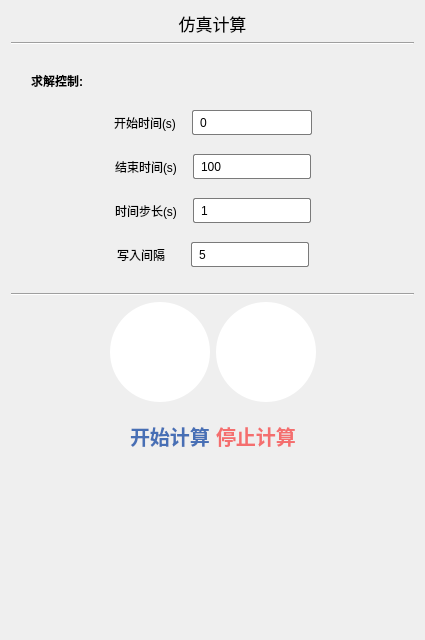
First picture: the form in src/FormRun.ui, repository Aiopr-bits/MAVES, before the edit.
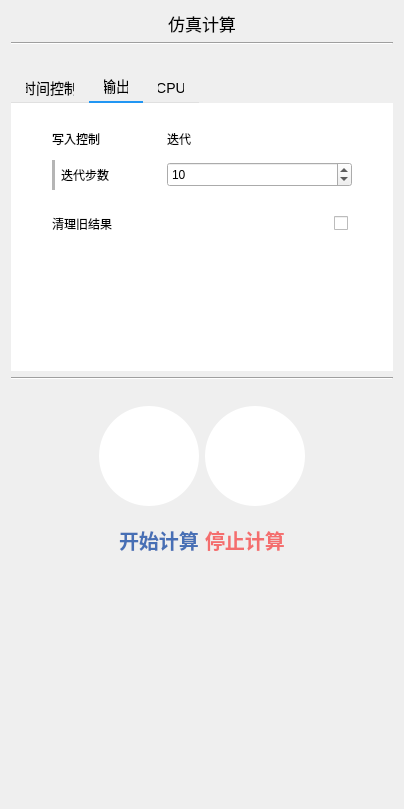
Second picture: the form after the edit. The open tabs and pages were chosen to show the change. Icons and pictures are not drawn. Custom widgets are drawn as their Qt base class.

Commit message: feat：求解计算子面板界面设计重构

What changed in the file:
```diff
--- a/src/FormRun.ui
+++ b/src/FormRun.ui
@@ -6,16 +6,16 @@
    <rect>
     <x>0</x>
     <y>0</y>
-    <width>425</width>
-    <height>640</height>
+    <width>404</width>
+    <height>809</height>
    </rect>
   </property>
   <property name="windowTitle">
    <string>FormRun</string>
   </property>
-  <layout class="QGridLayout" name="gridLayout">
+  <layout class="QGridLayout" name="gridLayout_3">
    <item row="0" column="0">
-    <layout class="QVBoxLayout" name="verticalLayout">
+    <layout class="QVBoxLayout" name="verticalLayout_3">
      <item>
       <widget class="QLabel" name="label">
        <property name="font">
@@ -33,6 +33,9 @@
      </item>
      <item>
       <widget class="Line" name="line">
+       <property name="styleSheet">
+        <string notr="true"/>
+       </property>
        <property name="orientation">
         <enum>Qt::Horizontal</enum>
        </property>
@@ -55,68 +58,85 @@
       </spacer>
      </item>
      <item>
-      <layout class="QHBoxLayout" name="horizontalLayout_5">
-       <item>
-        <spacer name="horizontalSpacer_10">
-         <property name="orientation">
-          <enum>Qt::Horizontal</enum>
-         </property>
-         <property name="sizeType">
-          <enum>QSizePolicy::Fixed</enum>
-         </property>
-         <property name="sizeHint" stdset="0">
+      <widget class="QTabWidget" name="tabWidget">
+       <property name="minimumSize">
           <size>
-           <width>20</width>
-           <height>20</height>
-          </size>
-         </property>
-        </spacer>
-       </item>
-       <item>
-        <widget class="QLabel" name="label_5">
-         <property name="font">
-          <font>
-           <pointsize>9</pointsize>
-           <weight>75</weight>
-           <bold>true</bold>
-          </font>
-         </property>
-         <property name="text">
-          <string>求解控制:</string>
-         </property>
-        </widget>
-       </item>
-       <item>
-        <spacer name="horizontalSpacer_9">
-         <property name="orientation">
-          <enum>Qt::Horizontal</enum>
-         </property>
-         <property name="sizeHint" stdset="0">
+         <width>0</width>
+         <height>300</height>
+        </size>
+       </property>
+       <property name="maximumSize">
           <size>
-           <width>40</width>
-           <height>20</height>
-          </size>
-         </property>
-        </spacer>
-       </item>
-      </layout>
-     </item>
-     <item>
-      <spacer name="verticalSpacer_4">
-       <property name="orientation">
-        <enum>Qt::Vertical</enum>
+         <width>16777215</width>
+         <height>300</height>
+        </size>
+       </property>
+       <property name="styleSheet">
+        <string notr="true">QTabWidget {
+    background: transparent;
+    border: none;
+}
+
+QTabWidget::pane {
+    background: #ffffff;
+    border: none;
+    padding: 10px;
+}
+
+QTabBar::tab {
+    min-height: 20px;
+    padding: 5px 15px;
+    background: transparent;
+    border: none;
+    font-size: 14px;
+}
+
+QTabBar::tab:hover {
+    color: #333333;
+    background: rgba(0, 0, 0, 0.05);
+}
+
+QTabBar::tab:selected {
+    Acolor: #5D94F1;
+    background: transparent;
+    border-bottom: 2px solid #2196F3;
+}
+
+QTabBar::tab:!selected {
+    margin-top: 2px;
+}
+
+QTabWidget::tab-bar {
+    alignment: left;
+    background: transparent;
+}
+
+QTabBar {
+    qproperty-drawBase: 0;
+    border-bottom: 1px solid #e0e0e0;
+}
+
+QTabBar::close-button {
+    image: url(close.png);
+    background: transparent;
+    margin: 2px;
+}
+
+QTabBar::close-button:hover {
+    background: rgba(0, 0, 0, 0.1);
+    border-radius: 2px;
+}</string>
        </property>
-       <property name="sizeType">
-        <enum>QSizePolicy::Fixed</enum>
+       <property name="currentIndex">
+        <number>0</number>
        </property>
-       <property name="sizeHint" stdset="0">
-        <size>
-         <width>18</width>
-         <height>13</height>
-        </size>
-       </property>
-      </spacer>
-     </item>
+       <widget class="QWidget" name="tab">
+        <attribute name="title">
+         <string>时间控制</string>
+        </attribute>
+        <layout class="QGridLayout" name="gridLayout">
+         <item row="0" column="0">
+          <layout class="QVBoxLayout" name="verticalLayout">
      <item>
       <layout class="QHBoxLayout" name="horizontalLayout">
        <item>
@@ -124,9 +144,12 @@
          <property name="orientation">
           <enum>Qt::Horizontal</enum>
          </property>
+               <property name="sizeType">
+                <enum>QSizePolicy::Fixed</enum>
+               </property>
          <property name="sizeHint" stdset="0">
           <size>
-           <width>40</width>
+                 <width>20</width>
            <height>20</height>
           </size>
          </property>
@@ -134,6 +157,18 @@
        </item>
        <item>
         <widget class="QLabel" name="label_2">
+               <property name="minimumSize">
+                <size>
+                 <width>100</width>
+                 <height>30</height>
+                </size>
+               </property>
+               <property name="maximumSize">
+                <size>
+                 <width>100</width>
+                 <height>30</height>
+                </size>
+               </property>
          <property name="text">
           <string>开始时间(s)</string>
          </property>
@@ -159,13 +194,13 @@
         <widget class="QLineEdit" name="lineEdit">
          <property name="minimumSize">
           <size>
-           <width>120</width>
+                 <width>0</width>
            <height>25</height>
           </size>
          </property>
          <property name="maximumSize">
           <size>
-           <width>120</width>
+                 <width>16777215</width>
            <height>25</height>
           </size>
          </property>
@@ -191,9 +226,12 @@
          <property name="orientation">
           <enum>Qt::Horizontal</enum>
          </property>
+               <property name="sizeType">
+                <enum>QSizePolicy::Fixed</enum>
+               </property>
          <property name="sizeHint" stdset="0">
           <size>
-           <width>40</width>
+                 <width>20</width>
            <height>20</height>
           </size>
          </property>
@@ -224,9 +262,12 @@
          <property name="orientation">
           <enum>Qt::Horizontal</enum>
          </property>
+               <property name="sizeType">
+                <enum>QSizePolicy::Fixed</enum>
+               </property>
          <property name="sizeHint" stdset="0">
           <size>
-           <width>40</width>
+                 <width>20</width>
            <height>20</height>
           </size>
          </property>
@@ -234,6 +275,18 @@
        </item>
        <item>
         <widget class="QLabel" name="label_3">
+               <property name="minimumSize">
+                <size>
+                 <width>100</width>
+                 <height>30</height>
+                </size>
+               </property>
+               <property name="maximumSize">
+                <size>
+                 <width>100</width>
+                 <height>30</height>
+                </size>
+               </property>
          <property name="text">
           <string>结束时间(s)</string>
          </property>
@@ -291,9 +344,12 @@
          <property name="orientation">
           <enum>Qt::Horizontal</enum>
          </property>
+               <property name="sizeType">
+                <enum>QSizePolicy::Fixed</enum>
+               </property>
          <property name="sizeHint" stdset="0">
           <size>
-           <width>40</width>
+                 <width>20</width>
            <height>20</height>
           </size>
          </property>
@@ -324,9 +380,12 @@
          <property name="orientation">
           <enum>Qt::Horizontal</enum>
          </property>
+               <property name="sizeType">
+                <enum>QSizePolicy::Fixed</enum>
+               </property>
          <property name="sizeHint" stdset="0">
           <size>
-           <width>40</width>
+                 <width>20</width>
            <height>20</height>
           </size>
          </property>
@@ -334,6 +393,18 @@
        </item>
        <item>
         <widget class="QLabel" name="label_4">
+               <property name="minimumSize">
+                <size>
+                 <width>100</width>
+                 <height>30</height>
+                </size>
+               </property>
+               <property name="maximumSize">
+                <size>
+                 <width>100</width>
+                 <height>30</height>
+                </size>
+               </property>
          <property name="text">
           <string>时间步长(s)</string>
          </property>
@@ -391,9 +462,12 @@
          <property name="orientation">
           <enum>Qt::Horizontal</enum>
          </property>
+               <property name="sizeType">
+                <enum>QSizePolicy::Fixed</enum>
+               </property>
          <property name="sizeHint" stdset="0">
           <size>
-           <width>40</width>
+                 <width>20</width>
            <height>20</height>
           </size>
          </property>
@@ -402,24 +476,296 @@
       </layout>
      </item>
      <item>
-      <spacer name="verticalSpacer_2">
+            <spacer name="verticalSpacer_9">
        <property name="orientation">
         <enum>Qt::Vertical</enum>
        </property>
+             <property name="sizeHint" stdset="0">
+              <size>
+               <width>20</width>
+               <height>40</height>
+              </size>
+             </property>
+            </spacer>
+           </item>
+          </layout>
+         </item>
+        </layout>
+       </widget>
+       <widget class="QWidget" name="tab_2">
+        <attribute name="title">
+         <string>输出</string>
+        </attribute>
+        <layout class="QGridLayout" name="gridLayout_5">
+         <item row="0" column="0">
+          <layout class="QGridLayout" name="gridLayout_2">
+           <item row="0" column="0">
+            <spacer name="horizontalSpacer_24">
+             <property name="orientation">
+              <enum>Qt::Horizontal</enum>
+             </property>
        <property name="sizeType">
         <enum>QSizePolicy::Fixed</enum>
        </property>
        <property name="sizeHint" stdset="0">
         <size>
-         <width>13</width>
+               <width>20</width>
+               <height>20</height>
+              </size>
+             </property>
+            </spacer>
+           </item>
+           <item row="1" column="2" colspan="3">
+            <widget class="QSpinBox" name="spinBox_2">
+             <property name="minimumSize">
+              <size>
+               <width>0</width>
+               <height>25</height>
+              </size>
+             </property>
+             <property name="maximumSize">
+              <size>
+               <width>16777215</width>
+               <height>25</height>
+              </size>
+             </property>
+             <property name="minimum">
+              <number>1</number>
+             </property>
+             <property name="maximum">
+              <number>10000</number>
+             </property>
+             <property name="value">
+              <number>10</number>
+             </property>
+            </widget>
+           </item>
+           <item row="3" column="5">
+            <spacer name="horizontalSpacer_27">
+             <property name="orientation">
+              <enum>Qt::Horizontal</enum>
+             </property>
+             <property name="sizeType">
+              <enum>QSizePolicy::Fixed</enum>
+             </property>
+             <property name="sizeHint" stdset="0">
+              <size>
+               <width>20</width>
+               <height>20</height>
+              </size>
+             </property>
+            </spacer>
+           </item>
+           <item row="0" column="2" colspan="3">
+            <widget class="QLabel" name="label_9">
+             <property name="minimumSize">
+              <size>
+               <width>0</width>
+               <height>30</height>
+              </size>
+             </property>
+             <property name="maximumSize">
+              <size>
+               <width>16777215</width>
+               <height>30</height>
+              </size>
+             </property>
+             <property name="text">
+              <string>迭代</string>
+             </property>
+            </widget>
+           </item>
+           <item row="2" column="4">
+            <spacer name="verticalSpacer_15">
+             <property name="orientation">
+              <enum>Qt::Vertical</enum>
+             </property>
+             <property name="sizeType">
+              <enum>QSizePolicy::Fixed</enum>
+             </property>
+             <property name="sizeHint" stdset="0">
+              <size>
+               <width>18</width>
          <height>13</height>
         </size>
        </property>
       </spacer>
      </item>
+           <item row="1" column="0">
+            <spacer name="horizontalSpacer_25">
+             <property name="orientation">
+              <enum>Qt::Horizontal</enum>
+             </property>
+             <property name="sizeType">
+              <enum>QSizePolicy::Fixed</enum>
+             </property>
+             <property name="sizeHint" stdset="0">
+              <size>
+               <width>20</width>
+               <height>20</height>
+              </size>
+             </property>
+            </spacer>
+           </item>
+           <item row="3" column="0">
+            <spacer name="horizontalSpacer_26">
+             <property name="orientation">
+              <enum>Qt::Horizontal</enum>
+             </property>
+             <property name="sizeType">
+              <enum>QSizePolicy::Fixed</enum>
+             </property>
+             <property name="sizeHint" stdset="0">
+              <size>
+               <width>20</width>
+               <height>20</height>
+              </size>
+             </property>
+            </spacer>
+           </item>
+           <item row="2" column="1">
+            <spacer name="verticalSpacer_13">
+             <property name="orientation">
+              <enum>Qt::Vertical</enum>
+             </property>
+             <property name="sizeType">
+              <enum>QSizePolicy::Fixed</enum>
+             </property>
+             <property name="sizeHint" stdset="0">
+              <size>
+               <width>18</width>
+               <height>13</height>
+              </size>
+             </property>
+            </spacer>
+           </item>
+           <item row="0" column="1">
+            <widget class="QLabel" name="label_7">
+             <property name="minimumSize">
+              <size>
+               <width>100</width>
+               <height>30</height>
+              </size>
+             </property>
+             <property name="maximumSize">
+              <size>
+               <width>100</width>
+               <height>30</height>
+              </size>
+             </property>
+             <property name="text">
+              <string>写入控制</string>
+             </property>
+            </widget>
+           </item>
+           <item row="3" column="1">
+            <widget class="QLabel" name="label_11">
+             <property name="minimumSize">
+              <size>
+               <width>100</width>
+               <height>30</height>
+              </size>
+             </property>
+             <property name="maximumSize">
+              <size>
+               <width>100</width>
+               <height>30</height>
+              </size>
+             </property>
+             <property name="text">
+              <string>清理旧结果</string>
+             </property>
+            </widget>
+           </item>
+           <item row="0" column="5">
+            <spacer name="horizontalSpacer_29">
+             <property name="orientation">
+              <enum>Qt::Horizontal</enum>
+             </property>
+             <property name="sizeType">
+              <enum>QSizePolicy::Fixed</enum>
+             </property>
+             <property name="sizeHint" stdset="0">
+              <size>
+               <width>20</width>
+               <height>20</height>
+              </size>
+             </property>
+            </spacer>
+           </item>
+           <item row="1" column="5">
+            <spacer name="horizontalSpacer_28">
+             <property name="orientation">
+              <enum>Qt::Horizontal</enum>
+             </property>
+             <property name="sizeType">
+              <enum>QSizePolicy::Fixed</enum>
+             </property>
+             <property name="sizeHint" stdset="0">
+              <size>
+               <width>20</width>
+               <height>20</height>
+              </size>
+             </property>
+            </spacer>
+           </item>
+           <item row="3" column="4">
+            <widget class="QCheckBox" name="checkBox">
+             <property name="text">
+              <string/>
+             </property>
+            </widget>
+           </item>
+           <item row="1" column="1">
+            <layout class="QHBoxLayout" name="horizontalLayout_10">
      <item>
-      <layout class="QHBoxLayout" name="horizontalLayout_9">
+              <widget class="Line" name="line_3">
+               <property name="styleSheet">
+                <string notr="true">QFrame {
+    border: 2px solid rgb(181, 181, 181);
+}
+</string>
+               </property>
+               <property name="orientation">
+                <enum>Qt::Vertical</enum>
+               </property>
+              </widget>
+             </item>
        <item>
+              <widget class="QLabel" name="label_10">
+               <property name="minimumSize">
+                <size>
+                 <width>100</width>
+                 <height>30</height>
+                </size>
+               </property>
+               <property name="maximumSize">
+                <size>
+                 <width>100</width>
+                 <height>30</height>
+                </size>
+               </property>
+               <property name="text">
+                <string>迭代步数</string>
+               </property>
+              </widget>
+             </item>
+            </layout>
+           </item>
+           <item row="4" column="1">
+            <spacer name="verticalSpacer_10">
+             <property name="orientation">
+              <enum>Qt::Vertical</enum>
+             </property>
+             <property name="sizeHint" stdset="0">
+              <size>
+               <width>20</width>
+               <height>40</height>
+              </size>
+             </property>
+            </spacer>
+           </item>
+           <item row="3" column="3">
         <spacer name="horizontalSpacer_20">
          <property name="orientation">
           <enum>Qt::Horizontal</enum>
@@ -432,15 +778,195 @@
          </property>
         </spacer>
        </item>
+          </layout>
+         </item>
+        </layout>
+       </widget>
+       <widget class="QWidget" name="tab_3">
+        <attribute name="title">
+         <string>CPU</string>
+        </attribute>
+        <layout class="QGridLayout" name="gridLayout_4">
+         <item row="0" column="0">
+          <layout class="QVBoxLayout" name="verticalLayout_4">
        <item>
-        <widget class="QLabel" name="label_8">
+            <layout class="QHBoxLayout" name="horizontalLayout_7">
+             <item>
+              <spacer name="horizontalSpacer_17">
+               <property name="orientation">
+                <enum>Qt::Horizontal</enum>
+               </property>
+               <property name="sizeType">
+                <enum>QSizePolicy::Fixed</enum>
+               </property>
+               <property name="sizeHint" stdset="0">
+                <size>
+                 <width>20</width>
+                 <height>20</height>
+                </size>
+               </property>
+              </spacer>
+             </item>
+             <item>
+              <widget class="QRadioButton" name="radioButton">
+               <property name="minimumSize">
+                <size>
+                 <width>100</width>
+                 <height>30</height>
+                </size>
+               </property>
+               <property name="maximumSize">
+                <size>
+                 <width>100</width>
+                 <height>30</height>
+                </size>
+               </property>
          <property name="text">
-          <string>写入间隔   </string>
-         </property>
+                <string>串行计算</string>
+               </property>
+               <property name="checked">
+                <bool>true</bool>
+               </property>
         </widget>
        </item>
        <item>
-        <spacer name="horizontalSpacer_21">
+              <spacer name="horizontalSpacer_19">
+               <property name="orientation">
+                <enum>Qt::Horizontal</enum>
+               </property>
+               <property name="sizeHint" stdset="0">
+                <size>
+                 <width>40</width>
+                 <height>20</height>
+                </size>
+               </property>
+              </spacer>
+             </item>
+            </layout>
+           </item>
+           <item>
+            <spacer name="verticalSpacer_4">
+             <property name="orientation">
+              <enum>Qt::Vertical</enum>
+             </property>
+             <property name="sizeType">
+              <enum>QSizePolicy::Fixed</enum>
+             </property>
+             <property name="sizeHint" stdset="0">
+              <size>
+               <width>20</width>
+               <height>13</height>
+              </size>
+             </property>
+            </spacer>
+           </item>
+           <item>
+            <layout class="QHBoxLayout" name="horizontalLayout_8">
+             <item>
+              <spacer name="horizontalSpacer_18">
+               <property name="orientation">
+                <enum>Qt::Horizontal</enum>
+               </property>
+               <property name="sizeType">
+                <enum>QSizePolicy::Fixed</enum>
+               </property>
+               <property name="sizeHint" stdset="0">
+                <size>
+                 <width>20</width>
+                 <height>20</height>
+                </size>
+               </property>
+              </spacer>
+             </item>
+             <item>
+              <widget class="QRadioButton" name="radioButton_2">
+               <property name="minimumSize">
+                <size>
+                 <width>100</width>
+                 <height>30</height>
+                </size>
+               </property>
+               <property name="maximumSize">
+                <size>
+                 <width>100</width>
+                 <height>30</height>
+                </size>
+               </property>
+               <property name="text">
+                <string>并行计算</string>
+               </property>
+              </widget>
+             </item>
+             <item>
+              <spacer name="horizontalSpacer_23">
+               <property name="orientation">
+                <enum>Qt::Horizontal</enum>
+               </property>
+               <property name="sizeHint" stdset="0">
+                <size>
+                 <width>40</width>
+                 <height>20</height>
+                </size>
+               </property>
+              </spacer>
+             </item>
+            </layout>
+           </item>
+           <item>
+            <spacer name="verticalSpacer_11">
+             <property name="orientation">
+              <enum>Qt::Vertical</enum>
+             </property>
+             <property name="sizeType">
+              <enum>QSizePolicy::Fixed</enum>
+             </property>
+             <property name="sizeHint" stdset="0">
+              <size>
+               <width>20</width>
+               <height>13</height>
+              </size>
+             </property>
+            </spacer>
+           </item>
+           <item>
+            <layout class="QHBoxLayout" name="horizontalLayout_5">
+             <item>
+              <spacer name="horizontalSpacer_9">
+               <property name="orientation">
+                <enum>Qt::Horizontal</enum>
+               </property>
+               <property name="sizeType">
+                <enum>QSizePolicy::Fixed</enum>
+               </property>
+               <property name="sizeHint" stdset="0">
+                <size>
+                 <width>20</width>
+                 <height>20</height>
+                </size>
+               </property>
+              </spacer>
+             </item>
+             <item>
+              <widget class="QLabel" name="label_5">
+               <property name="minimumSize">
+                <size>
+                 <width>80</width>
+                 <height>30</height>
+                </size>
+               </property>
+               <property name="maximumSize">
+                <size>
+                 <width>80</width>
+                 <height>30</height>
+                </size>
+               </property>
+               <property name="text">
+                <string>核心数量</string>
+               </property>
+              </widget>
+             </item>
+             <item>
+              <spacer name="horizontalSpacer_16">
          <property name="orientation">
           <enum>Qt::Horizontal</enum>
          </property>
@@ -456,7 +982,10 @@
         </spacer>
        </item>
        <item>
-        <widget class="QLineEdit" name="lineEdit_4">
+              <widget class="QSpinBox" name="spinBox">
+               <property name="enabled">
+                <bool>false</bool>
+               </property>
          <property name="minimumSize">
           <size>
            <width>0</width>
@@ -465,65 +994,89 @@
          </property>
          <property name="maximumSize">
           <size>
-           <width>16777215</width>
+                 <width>9999</width>
            <height>25</height>
           </size>
          </property>
          <property name="styleSheet">
-          <string notr="true">QLineEdit {
-    background-color: rgb(255, 255, 255); /* 背景色 */
-    border: 1px solid rgb(122, 122, 122); /* 边框色 */
-    border-radius: 2px; /* 圆角边框 */
-    padding: 5px; /* 内边距 */
-}
-
-QLineEdit:hover {
-    border: 1px solid rgb(23, 23, 23); 
-}</string>
-         </property>
-         <property name="text">
-          <string>5</string>
+                <string notr="true"/>
+               </property>
+               <property name="minimum">
+                <number>1</number>
+               </property>
+               <property name="value">
+                <number>8</number>
          </property>
         </widget>
        </item>
        <item>
-        <spacer name="horizontalSpacer_22">
+              <spacer name="horizontalSpacer_10">
          <property name="orientation">
           <enum>Qt::Horizontal</enum>
          </property>
-         <property name="sizeHint" stdset="0">
-          <size>
-           <width>40</width>
-           <height>20</height>
-          </size>
-         </property>
-        </spacer>
-       </item>
-      </layout>
-     </item>
-     <item>
-      <spacer name="verticalSpacer_8">
-       <property name="orientation">
-        <enum>Qt::Vertical</enum>
-       </property>
        <property name="sizeType">
         <enum>QSizePolicy::Fixed</enum>
        </property>
        <property name="sizeHint" stdset="0">
         <size>
-         <width>13</width>
+                 <width>20</width>
          <height>20</height>
         </size>
        </property>
       </spacer>
+             </item>
+            </layout>
+           </item>
+           <item>
+            <spacer name="verticalSpacer_2">
+             <property name="orientation">
+              <enum>Qt::Vertical</enum>
+             </property>
+             <property name="sizeHint" stdset="0">
+              <size>
+               <width>20</width>
+               <height>40</height>
+              </size>
+             </property>
+            </spacer>
+           </item>
+          </layout>
+         </item>
+        </layout>
+       </widget>
+      </widget>
      </item>
      <item>
       <widget class="Line" name="line_2">
+       <property name="styleSheet">
+        <string notr="true">QFrame[frameShape=&quot;4&quot;] {  /* HLine的frameShape值为4 */
+    border: none;
+    background-color: #5D94F1;    /* 设置为蓝色 */
+    min-height: 3px;              /* 最小高度 */
+    max-height: 3px;              /* 最大高度 */
+}</string>
+       </property>
        <property name="orientation">
         <enum>Qt::Horizontal</enum>
        </property>
       </widget>
      </item>
+     <item>
+      <spacer name="verticalSpacer_8">
+       <property name="orientation">
+        <enum>Qt::Vertical</enum>
+       </property>
+       <property name="sizeType">
+        <enum>QSizePolicy::Fixed</enum>
+       </property>
+       <property name="sizeHint" stdset="0">
+        <size>
+         <width>13</width>
+         <height>20</height>
+        </size>
+       </property>
+      </spacer>
+     </item>
      <item>
       <layout class="QHBoxLayout" name="horizontalLayout_6">
        <item>
```
Lines whose indentation alone changed are shown as unchanged. The commit also changes 2 other files.
